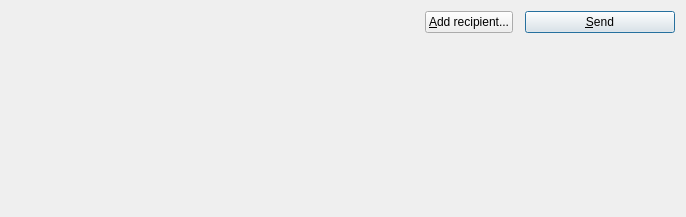
Qt form src/qt/forms/sendcoinsdialog.ui (raffermeko/bitcoin) before a commit.
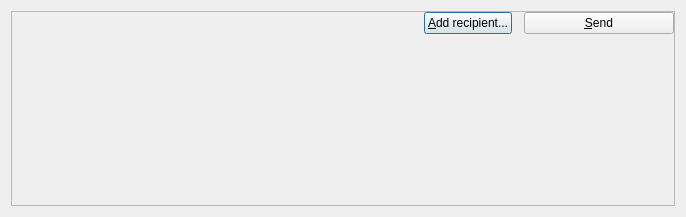
The same form after that commit. Icons and pictures are not drawn.

Commit message: put sendcoins entries in scroll area, so that window does not become bigger than screen with many recipients

```diff
--- a/src/qt/forms/sendcoinsdialog.ui
+++ b/src/qt/forms/sendcoinsdialog.ui
@@ -15,6 +15,24 @@
   </property>
   <layout class="QVBoxLayout" name="verticalLayout">
    <item>
+    <widget class="QScrollArea" name="scrollArea">
+     <property name="widgetResizable">
+      <bool>true</bool>
+     </property>
+     <widget class="QWidget" name="scrollAreaWidgetContents">
+      <property name="geometry">
+       <rect>
+        <x>0</x>
+        <y>0</y>
+        <width>666</width>
+        <height>197</height>
+       </rect>
+      </property>
+      <layout class="QVBoxLayout" name="verticalLayout_2">
+       <property name="margin">
+        <number>0</number>
+       </property>
+       <item>
     <layout class="QVBoxLayout" name="entries">
      <property name="spacing">
       <number>6</number>
@@ -87,6 +105,10 @@
       </size>
      </property>
     </spacer>
+       </item>
+      </layout>
+     </widget>
+    </widget>
    </item>
   </layout>
  </widget>
```
Lines whose indentation alone changed are shown as unchanged. The commit also changes 1 other file.
